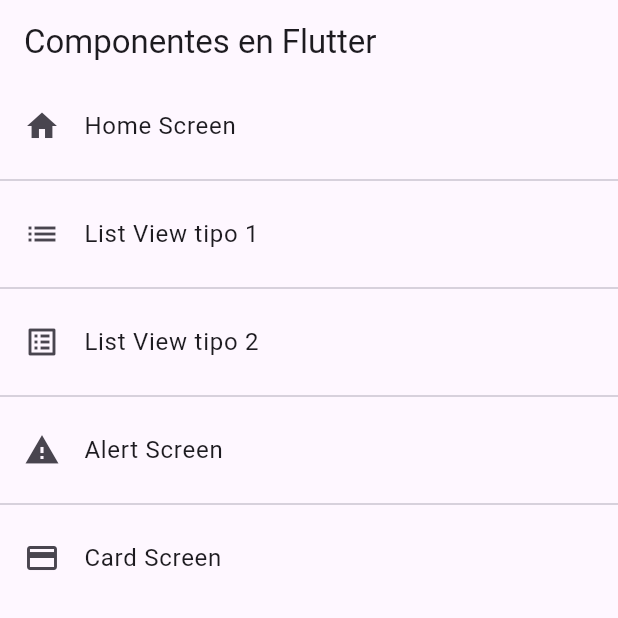
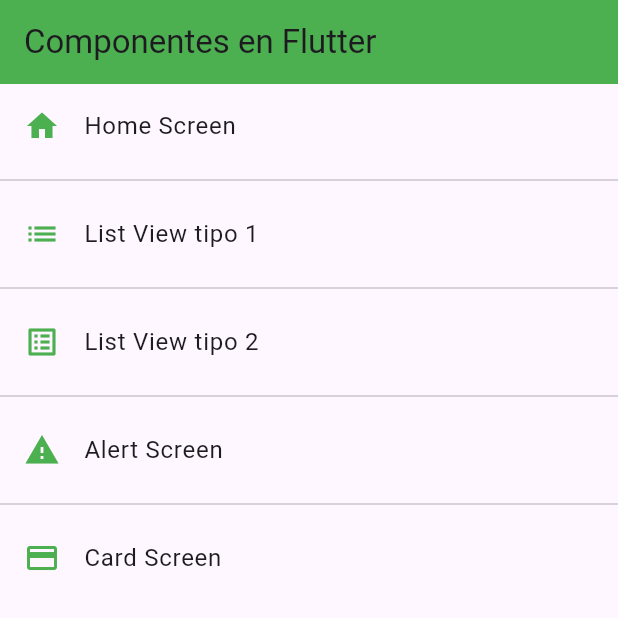
Before and after one commit to octavio-corzo/flutter-components-app, a Flutter app: the screen it shows after launch, on a phone screen of 412 x 824 dp, the top half of it. Run offline on Flutter 3.47's test engine with Material 3 defaults, Android fonts, the phone set to English and light mode, and no system bars.

Commit message:
Global Theme

```diff
--- a/lib/main.dart
+++ b/lib/main.dart
@@ -1,5 +1,6 @@
 import 'package:fl_components/router/app_routes.dart';
-import 'package:fl_components/screens/screens.dart';
+import 'package:fl_components/theme/app_theme.dart';
+
 import 'package:flutter/material.dart';
 
 void main() => runApp(const MyApp());
@@ -15,6 +16,7 @@
       initialRoute: AppRoutes.initialRoute,
       routes: AppRoutes.getAppRoutes(),
       onGenerateRoute: (settings) => AppRoutes.onGenerateRoute(settings),
+      theme: AppTheme.lighTheme,
     );
   }
 }
--- a/lib/screens/home_screen.dart
+++ b/lib/screens/home_screen.dart
@@ -1,5 +1,5 @@
 import 'package:fl_components/router/app_routes.dart';
-import 'package:fl_components/screens/screens.dart';
+import 'package:fl_components/theme/app_theme.dart';
 import 'package:flutter/material.dart';
 
 class HomeScreen extends StatelessWidget {
@@ -12,11 +12,13 @@
     return Scaffold(
       appBar: AppBar(
         title: const Text('Componentes en Flutter'),
-        elevation: 0,
       ),
       body: ListView.separated(
         itemBuilder: (context, index) => ListTile(
-          leading: Icon(menuOptions[index].icon),
+          leading: Icon(
+            menuOptions[index].icon,
+            color: AppTheme.primary,
+          ),
           title: Text(menuOptions[index].name),
           onTap: () {
             // final route = MaterialPageRoute(
--- a/lib/screens/listview2_screen.dart
+++ b/lib/screens/listview2_screen.dart
@@ -9,8 +9,6 @@
   Widget build(BuildContext context) {
     return Scaffold(
         appBar: AppBar(
-          elevation: 0,
-          backgroundColor: Colors.indigo,
           title: const Text(
             "Listview tipo 2",
             style: TextStyle(color: Colors.white),
--- /dev/null
+++ b/lib/theme/app_theme.dart
@@ -0,0 +1,16 @@
+import 'package:flutter/material.dart';
+
+class AppTheme {
+  static const Color primary = Colors.green;
+
+  static final ThemeData lighTheme = ThemeData.light().copyWith(
+    //Color primario
+    primaryColor: Colors.indigo,
+
+    //AppBar Theme
+    appBarTheme: const AppBarTheme(
+      color: primary,
+      elevation: 0,
+    ),
+  );
+}
```
